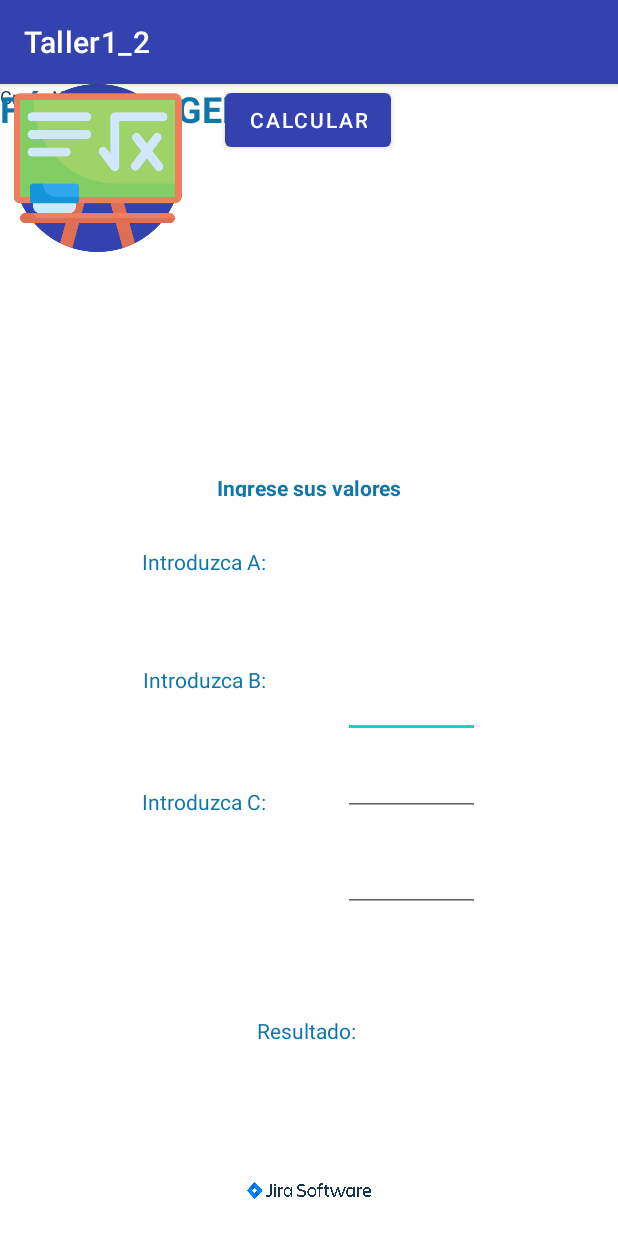
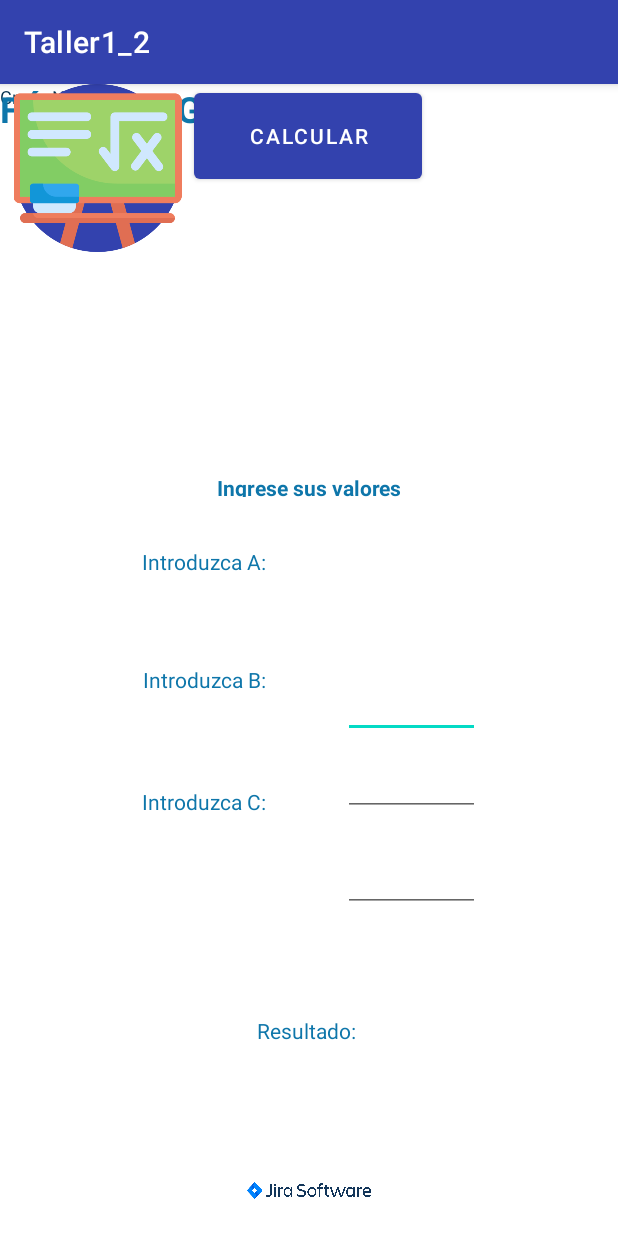
Before and after one commit to danysnavarro26/Taller1_2, an Android app: the screen it shows after launch (MainActivity), on a phone screen of 412 x 824 dp. Run offline under Robolectric (Android 15) with nearby library versions, the light colour scheme and no system bars.

Commit message:
TLA-4 cambio de tamaño

```diff
--- a/app/src/main/res/layout/activity_main.xml
+++ b/app/src/main/res/layout/activity_main.xml
@@ -112,8 +112,8 @@
 
     <Button
         android:id="@+id/calcular"
-        android:layout_width="wrap_content"
-        android:layout_height="wrap_content"
+        android:layout_width="152dp"
+        android:layout_height="69dp"
         android:text="calcular"
         app:layout_constraintEnd_toEndOf="parent"
         app:layout_constraintHorizontal_bias="0.498"
```
